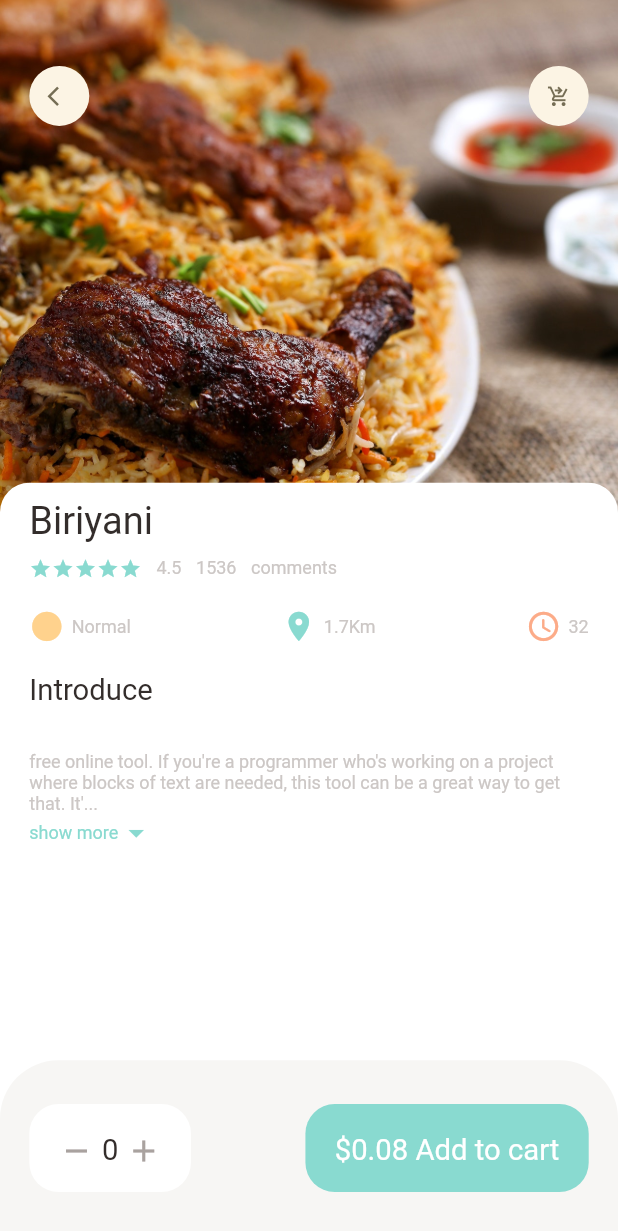
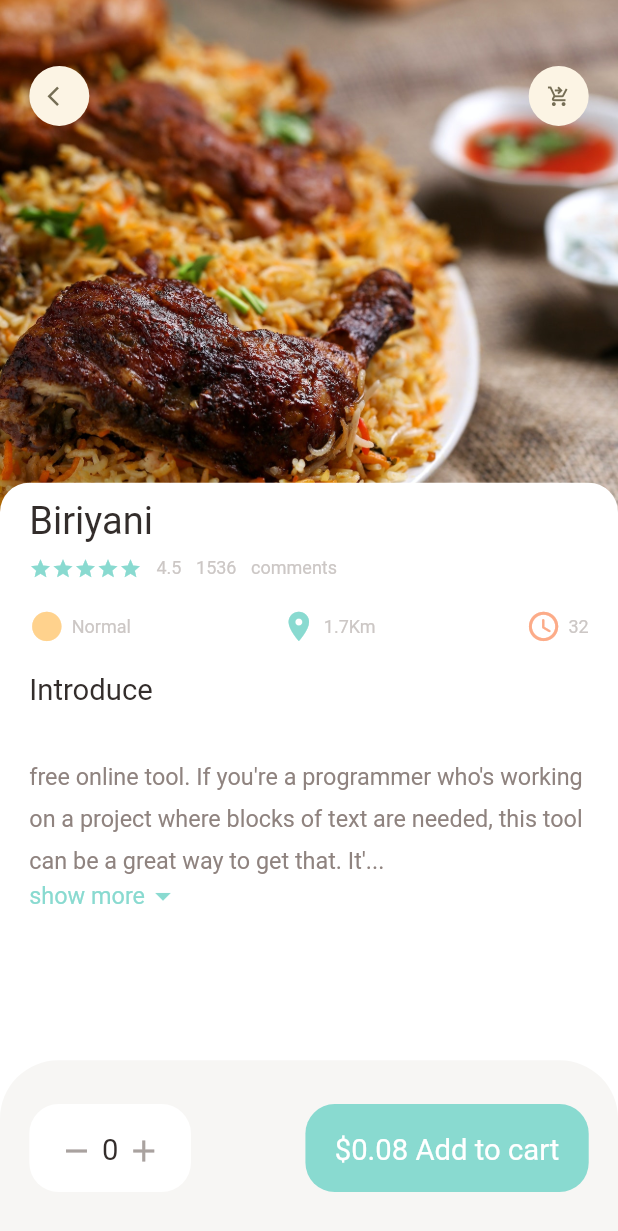
Before and after one commit to its-asaduzzaman/vogg, a Flutter app: the PopularFoodDetail screen opened directly, on a phone screen of 412 x 824 dp. Shown: the top 1231 px of the screen. Run offline on Flutter 3.47's test engine with Material 2 defaults, Android fonts, the phone set to English and light mode, and no system bars; our stand-ins replace dots_indicator, get.

Commit message:
final popular food page ui

```diff
--- a/lib/utils/dimension.dart
+++ b/lib/utils/dimension.dart
@@ -25,6 +25,7 @@ class Dimension {
 
   static double font20 = screenHeight / 42.2;
   static double font26 = screenHeight / 32.46;
+  static double font16 = screenHeight / 52.75;
 
   static double radius20 = screenHeight / 42.2;
   static double radius30 = screenHeight / 28.13;
--- a/lib/widgets/expandable_text_widget.dart
+++ b/lib/widgets/expandable_text_widget.dart
@@ -37,12 +37,20 @@ class _ExpandableTextWidgetState extends State<ExpandableTextWidget> {
   Widget build(BuildContext context) {
     return Container(
       child: secondHalf.isEmpty
-          ? SmallText(text: firstHalf)
+          ? SmallText(
+              text: firstHalf,
+              size: Dimension.font16,
+              color: AppColors.paperColor,
+              height: 1.8,
+            )
           : Column(
               children: [
                 SmallText(
                   text:
                       hiddenText ? ("$firstHalf...") : (firstHalf + secondHalf),
+                  size: Dimension.font16,
+                  color: AppColors.paperColor,
+                  height: 1.8,
                 ),
                 InkWell(
                   onTap: () {
@@ -54,6 +62,7 @@ class _ExpandableTextWidgetState extends State<ExpandableTextWidget> {
                     children: [
                       SmallText(
                         text: "show more",
+                        size: Dimension.font16,
                         color: AppColors.mainColor,
                       ),
                       hiddenText
```
